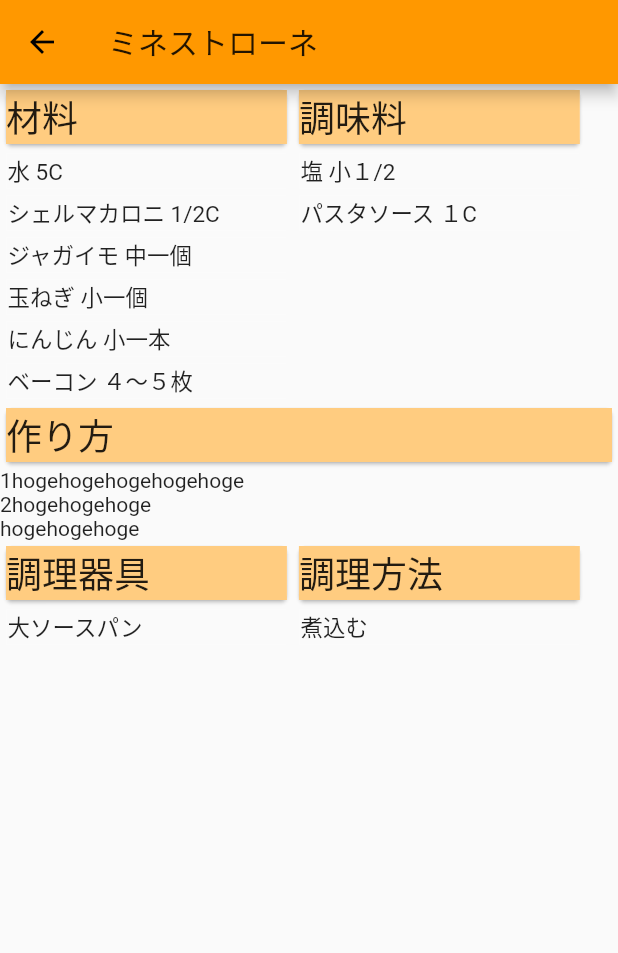
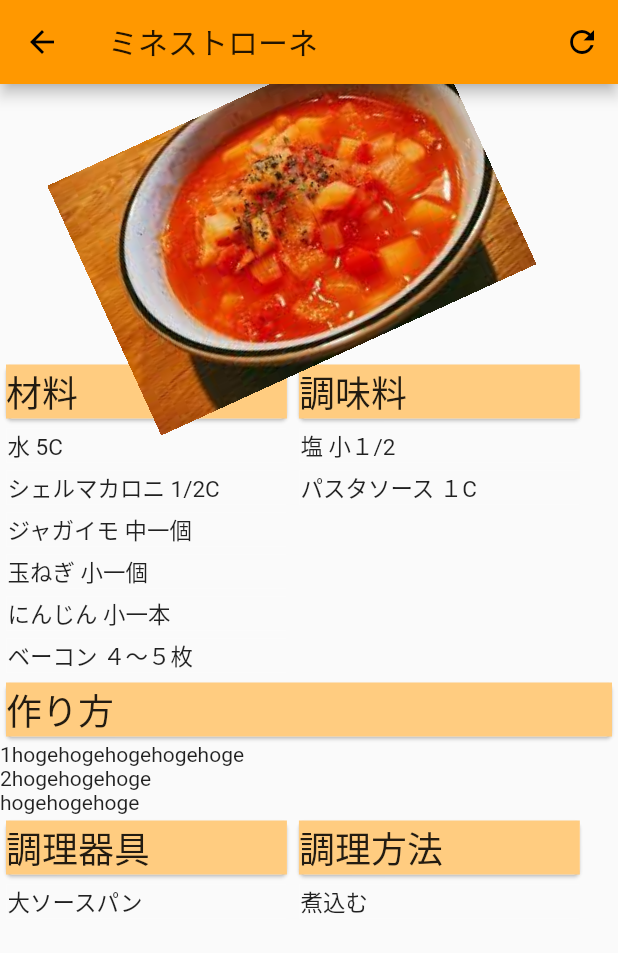
Before and after one commit to enpitut2021/phoenix, a Flutter app: the screen it shows after launch, after a tap on "ミネストローネ", on a phone screen of 412 x 824 dp. Shown: the top 953 px of the screen. Run offline on Flutter 3.47's test engine with Material 2 defaults, Android fonts, the phone set to English and light mode, and no system bars; our stand-ins replace flutter_typeahead.

Commit message:
写真追加 アニメーション追加

```diff
--- a/lib/detail/detailVC.dart
+++ b/lib/detail/detailVC.dart
@@ -1,8 +1,34 @@
 import 'package:flutter/material.dart';
 import '../recipe/Recipes.dart';
 import './makeWidget.dart';
+import 'package:flutter/animation.dart';
 
-class DetailOfMenu extends StatelessWidget {
+class DetailOfMenu extends StatefulWidget {
+  const DetailOfMenu({Key? key}) : super(key: key);
+
+  @override
+  State<DetailOfMenu> createState() => _detailRecipe();
+}
+
+class _detailRecipe extends State<DetailOfMenu>
+    with SingleTickerProviderStateMixin {
+  late final AnimationController _animationController;
+
+  @override
+  void initState() {
+    super.initState();
+    _animationController = AnimationController(
+        vsync: this, duration: const Duration(milliseconds: 3000));
+
+    _animationController.forward(from: 0);
+  }
+
+  @override
+  void dispose() {
+    _animationController.dispose();
+    super.dispose();
+  }
+
   @override
   Widget build(BuildContext context) {
     final Size screenSize = MediaQuery.of(context).size;
@@ -12,12 +38,23 @@ class DetailOfMenu extends StatelessWidget {
     return Scaffold(
       appBar: AppBar(
         title: Text(args.recipe.recipe_name),
+        actions: <Widget>[
+          IconButton(
+            icon: Icon(Icons.refresh),
+            onPressed: () {
+              _animationController.forward(from: 0);
+            },
           ),
-      body: ListView(
+        ],
+      ),
+      body: Column(
+        mainAxisAlignment: MainAxisAlignment.end,
+        verticalDirection: VerticalDirection.up,
         children: <Widget>[
-          //
-          //写真
-          //
+          Flexible(
+            child: ListView(
+              shrinkWrap: true,
+              children: <Widget>[
                 Row(
                   crossAxisAlignment: CrossAxisAlignment.start,
                   children: <Widget>[
@@ -58,98 +95,27 @@ class DetailOfMenu extends StatelessWidget {
                 ),
               ],
             ),
+          ),
+          Center(
+            child: RotationTransition(
+              alignment: Alignment.center + Alignment(0, 0.3),
+              turns: _animationController
+                  .drive(
+                    CurveTween(
+                      curve: Curves.elasticOut,
+                    ),
+                  )
+                  .drive(
+                    Tween<double>(
+                      begin: 0,
+                      end: 1,
+                    ),
+                  ),
+              child: Image.asset(args.recipe.imageUrl),
+            ),
+          ),
+        ],
+      ),
     );
   }
 }
-
-// Widget menuDetailMaterial(
-//     {required String title,
-//     required List<material> materials,
-//     required double screenwidth}) {
-//   Widget menudetail = Column(
-//     children: [
-//       Card(
-//         child: Container(
-//           color: Colors.orange.shade200,
-//           width: screenwidth,
-//           child: Text(
-//             title,
-//             style: TextStyle(fontSize: 24),
-//           ),
-//         ),
-//       ),
-//       Column(
-//         children: displayMaterial(materials, screenwidth),
-//       ),
-//     ],
-//   );
-//   return menudetail;
-// }
-
-// List<Widget> displayMaterial(List<material> foodstuffs, double width) {
-//   List<Widget> materials = [];
-//   for (var foodstuff in foodstuffs) {
-//     materials.add(_tileFoodstuff(foodstuff, width));
-//   }
-//   return materials;
-// }
-
-// Widget _tileFoodstuff(material foodstuff, double width) {
-//   return Container(
-//     child: Text(
-//       foodstuff.name + " " + foodstuff.amount,
-//       style: const TextStyle(fontSize: 15),
-//     ),
-//     width: width,
-//     margin: EdgeInsets.all(2),
-//     decoration: BoxDecoration(
-//       border: Border.all(color: Colors.white10, width: 1),
-//     ),
-//   );
-// }
-
-// Widget menuDetailObjects(
-//     {required String title,
-//     required List<String> objects,
-//     required double screenwidth}) {
-//   Widget menudetail = Column(
-//     children: [
-//       Card(
-//         child: Container(
-//           color: Colors.orange.shade200,
-//           width: screenwidth,
-//           child: Text(
-//             title,
-//             style: TextStyle(fontSize: 24),
-//           ),
-//         ),
-//       ),
-//       Column(
-//         children: displayObjects(objects, screenwidth),
-//       ),
-//     ],
-//   );
-//   return menudetail;
-// }
-
-// List<Widget> displayObjects(List<String> objects, double width) {
-//   List<Widget> temp = [];
-//   for (var object in objects) {
-//     temp.add(_tileobject(object, width));
-//   }
-//   return temp;
-// }
-
-// Widget _tileobject(String object, double width) {
-//   return Container(
-//     child: Text(
-//       object,
-//       style: const TextStyle(fontSize: 15),
-//     ),
-//     width: width,
-//     margin: EdgeInsets.all(2),
-//     decoration: BoxDecoration(
-//       border: Border.all(color: Colors.white10, width: 1),
-//     ),
-//   );
-// }
--- a/lib/main.dart
+++ b/lib/main.dart
@@ -46,7 +46,7 @@ class _SuggestRecipesState extends State<SuggestRecipes> {
   Recipes recipes = Recipes(recipes: []);
   LoadRecipes loadSectiontask = LoadRecipes();
   Recipes search_debug = Recipes(recipes: []);
-  List<String> searchWords = ["水"];
+  List<String> searchWords = [];
 
   @override
   void initState() {
@@ -102,9 +102,21 @@ class _SuggestRecipesState extends State<SuggestRecipes> {
     return Card(
       color: Colors.orange.shade200,
       child: ListTile(
-        title: Text(
-          recipe.recipe_name,
-          style: const TextStyle(fontSize: 24),
+        title: Stack(
+          alignment: Alignment.bottomRight,
+          children: [
+            Image.asset(recipe.imageUrl),
+            Container(
+              child: Text(
+                recipe.recipe_name,
+                style: const TextStyle(fontSize: 24),
+              ),
+              decoration: BoxDecoration(
+                color: Colors.orange,
+                borderRadius: BorderRadius.circular(10),
+              ),
+            ),
+          ],
         ),
         onTap: () {
           Navigator.pushNamed(
--- a/lib/recipe/LoadData.dart
+++ b/lib/recipe/LoadData.dart
@@ -37,6 +37,7 @@ class LoadRecipes {
       //レシピの作成
       Recipe recipe = Recipe(
           id: element['id'],
+          imageUrl: element['image'],
           recipe_name: element['recipe_name'],
           explain: element['explain'],
           ingredients: ingredients,
--- a/lib/recipe/Recipes.dart
+++ b/lib/recipe/Recipes.dart
@@ -8,6 +8,11 @@ class Recipes {
   Recipes filterRecipe({required List<String> contains}) {
     Recipes filteredRecipes = Recipes(recipes: []);
     List<String> ids = [];
+
+    //制約をかける前
+    if (contains.length == 0) {
+      return this;
+    }
 
     for (var contein in contains) {
       final tmp = recipes.where((recipe) =>
@@ -36,6 +41,7 @@ class Recipes {
 
 class Recipe {
   String id = "";
+  String imageUrl = "";
   String recipe_name = "";
   String explain = "";
   List<material> ingredients = [];
@@ -45,6 +51,7 @@ class Recipe {
 
   Recipe(
       {required this.id,
+      required this.imageUrl,
       required this.recipe_name,
       required this.explain,
       required this.ingredients,
--- a/lib/recipe/recipe.json
+++ b/lib/recipe/recipe.json
@@ -2,7 +2,8 @@
     "recipes":[
         {
             "id": "00000001",
-            "recipe_name": "餃子",
+            "image": "lib/recipe/images/test1.jpeg",
+            "recipe_name": "ヘルシー餃子",
             "ingredients": [
                 {
                     "ingredient": "肉",
@@ -46,6 +47,7 @@
         },
         {
             "id": "00000002",
+            "image": "lib/recipe/images/test2.jpeg",
             "recipe_name": "ミネストローネ",
             "ingredients": [
                 {
@@ -93,6 +95,7 @@
         },
         {
             "id": "00000003",
+            "image": "lib/recipe/images/test3.jpeg",
             "recipe_name": "パエリア",
             "ingredients": [
                 {
@@ -145,7 +148,8 @@
         },
         {
             "id": "00000004",
-            "recipe_name": "牛乳茶碗蒸し",
+            "image": "lib/recipe/images/test4.jpeg",
+            "recipe_name": "茶碗蒸し",
             "ingredients": [
                 {
                     "ingredient": "卵",
--- a/pubspec.yaml
+++ b/pubspec.yaml
@@ -55,7 +55,7 @@ flutter:
   assets:
     - lib/data/
     - lib/recipe/
-
+    - lib/recipe/images/
   # The following line ensures that the Material Icons font is
   # included with your application, so that you can use the icons in
   # the material Icons class.
```
Also changed, not shown: lib/recipe/images/test1.jpeg (added), lib/recipe/images/test2.jpeg (added), lib/recipe/images/test3.jpeg (added), lib/recipe/images/test4.jpeg (added), 3 other files. Lines whose indentation alone changed are shown as unchanged.
